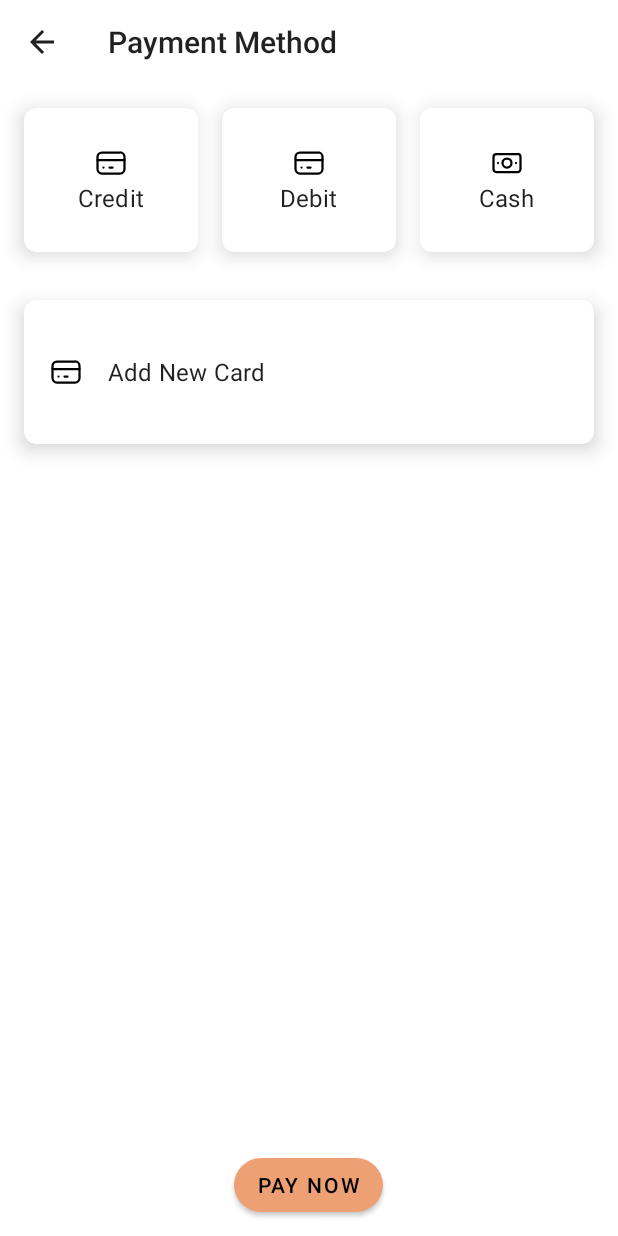
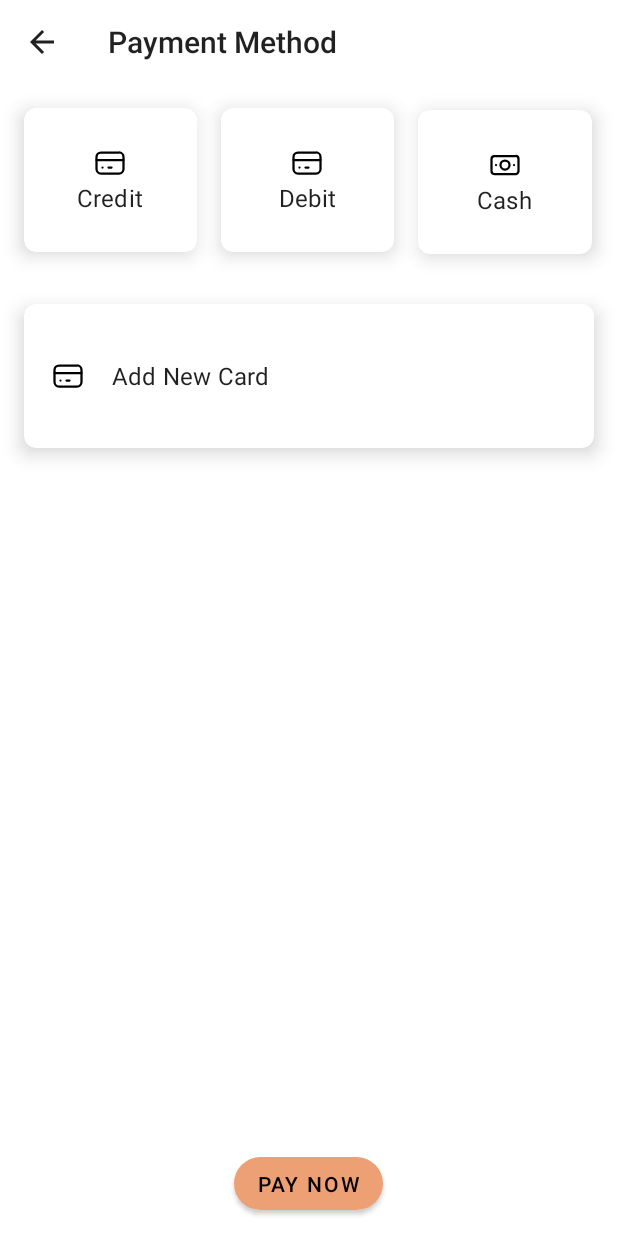
Before and after one commit to Sbennett99/ClearCreek_Android, an Android app: the PaymentMethodActivity screen opened directly, with no data from a screen before it, on a phone screen of 412 x 824 dp. Run offline under Robolectric (Android 15) with nearby library versions, the phone set to English and light mode, and no system bars; our stand-ins replace Firebase (no records; nobody signed in at launch, a user with empty details on screens opened directly); 1 statement that could not run was skipped.

Commit message:
Payment method
updated margin and padding, with the height.

```diff
--- a/app/src/main/res/layout/activity_payment_method.xml
+++ b/app/src/main/res/layout/activity_payment_method.xml
@@ -89,9 +89,9 @@
                     android:id="@+id/cash_layout"
                     android:layout_width="0dp"
                     android:layout_height="96dp"
-                    android:layout_marginVertical="16dp"
+                    android:layout_marginVertical="17dp"
                     android:layout_marginStart="8dp"
-                    android:layout_marginEnd="16dp"
+                    android:layout_marginEnd="17dp"
                     android:layout_weight="1"
                     android:checkable="true"
                     app:cardCornerRadius="8dp"
@@ -102,7 +102,7 @@
                         android:layout_height="match_parent"
                         android:gravity="center"
                         android:orientation="vertical"
-                        android:padding="16dp">
+                        android:padding="17dp">
 
                         <ImageView
                             android:layout_width="wrap_content"
@@ -137,7 +137,7 @@
                     android:checkable="true"
                     android:gravity="center"
                     android:orientation="horizontal"
-                    android:padding="16dp">
+                    android:padding="17dp">
 
                     <ImageView
                         android:layout_width="wrap_content"
@@ -149,7 +149,7 @@
                         android:layout_width="0dp"
                         android:layout_height="wrap_content"
                         android:layout_weight="1"
-                        android:layout_marginStart="16dp"
+                        android:layout_marginStart="17dp"
                         android:textAppearance="@style/TextAppearance.MaterialComponents.Subtitle1"
                         android:text="@string/add_new_card_label" />
                 </androidx.appcompat.widget.LinearLayoutCompat>
@@ -161,12 +161,12 @@
     <com.google.android.material.button.MaterialButton
         android:id="@+id/pay_now_button"
         android:layout_width="wrap_content"
-        android:layout_height="48dp"
+        android:layout_height="47dp"
         android:layout_alignParentBottom="true"
         android:layout_centerHorizontal="true"
         android:layout_gravity="center_horizontal"
-        android:layout_marginHorizontal="16dp"
-        android:layout_marginVertical="10dp"
+        android:layout_marginHorizontal="17dp"
+        android:layout_marginVertical="11dp"
         android:text="@string/pay_now_label"
         app:cornerRadius="24dp" />
 </RelativeLayout>
```
